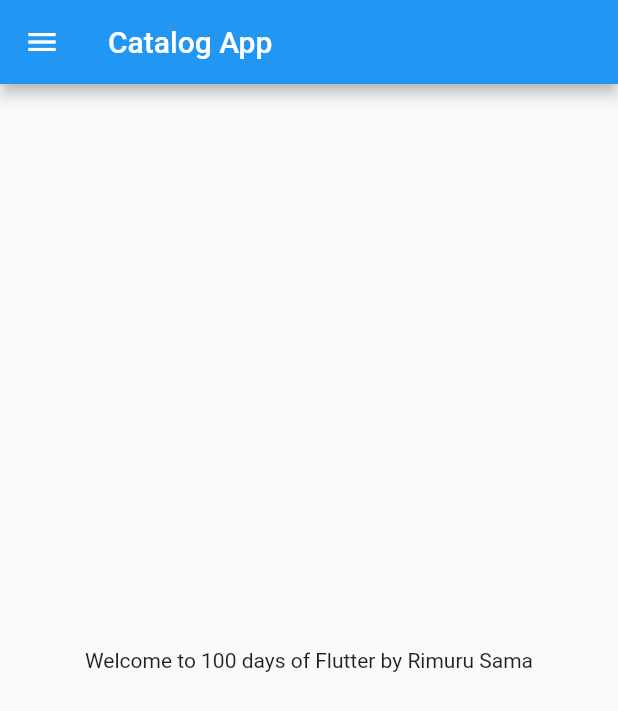
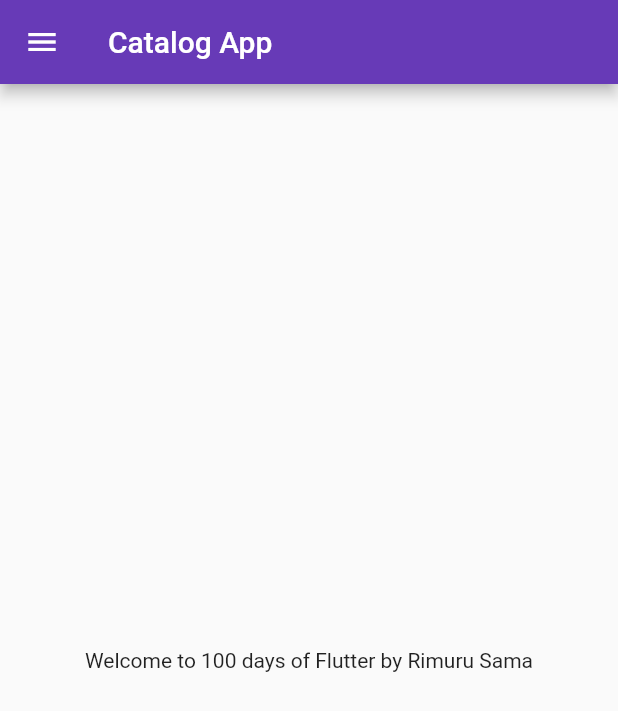
Before and after one commit to Varun11940/FlutterBeginningProject, a Flutter app: the screen it shows after launch, on a phone screen of 412 x 824 dp. Shown: the top 711 px of the screen. Run offline on Flutter 3.47's test engine with Material 2 defaults, Android fonts, the phone set to English and light mode, and no system bars.

Commit message:
Day 3 completed

```diff
--- a/lib/main.dart
+++ b/lib/main.dart
@@ -1,19 +1,25 @@
 import 'package:flutter/material.dart';
-import 'package:flutter_application_1/home_page.dart';
+import 'package:flutter_application_1/pages/home_page.dart';
+import 'package:flutter_application_1/pages/login_page.dart';
 
 void main() {
   runApp(MyApp());
 }
 
 class MyApp extends StatelessWidget {
-  const MyApp({Key? key}) : super(key: key);
-
   @override
   Widget build(BuildContext context) {
-    int days = 100;
-    String name = "Rimuru Sama";
     return MaterialApp(
-      home: Homepage(),
+      // home: Homepage(),
+      themeMode: ThemeMode.light,
+      theme: ThemeData(primarySwatch: Colors.deepPurple),
+      darkTheme: ThemeData(brightness: Brightness.dark),
+      initialRoute: "/home",
+      routes: {
+        "/": (context) => LoginPage(),
+        "/home": (context) => Homepage(),
+        "/login": (context) => LoginPage(),
+      },
     );
   }
 }
```
Also changed, not shown: lib/pages/login_page.dart (added, +18 -0 lines), lib/pages/home_page.dart (renamed from lib/home_page.dart), 1 other file.
